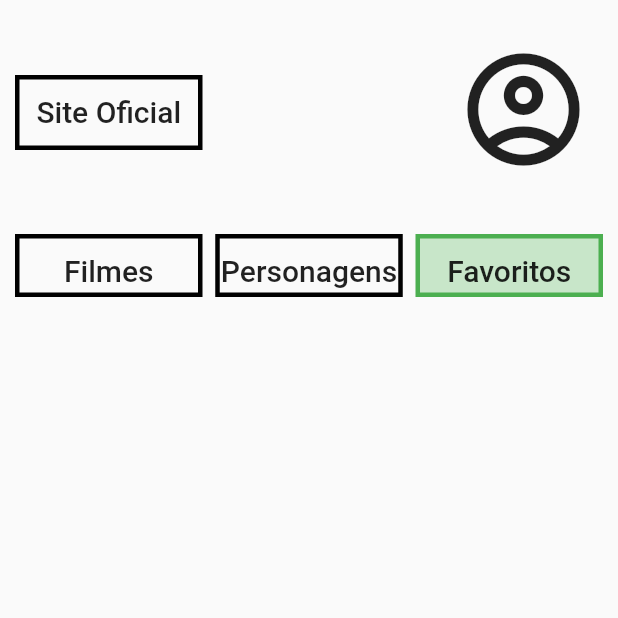
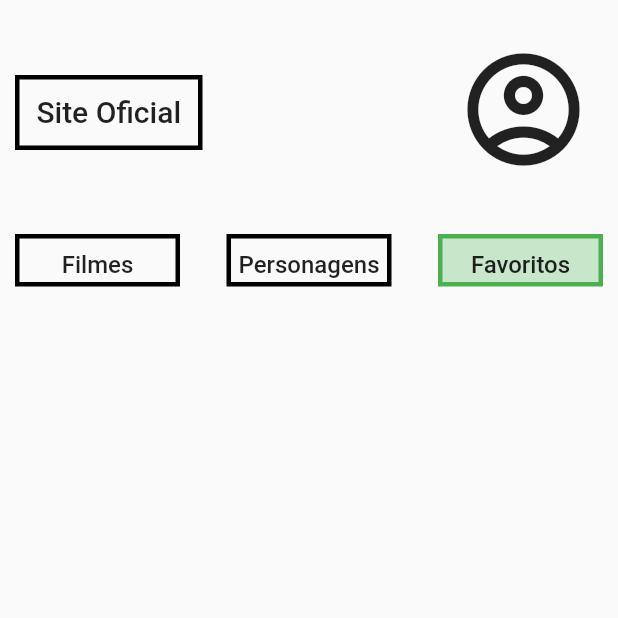
Before and after one commit to MayLynCom/Star-Wars, a Flutter app: the screen it shows after launch, after a tap on "Favoritos", on a phone screen of 412 x 824 dp, the top half of it. Run offline on Flutter 3.47's test engine with Material 2 defaults, Android fonts, the phone set to English and light mode, and no system bars; missing offline and left inert: flutter_inappwebview.

Commit message:
ninth commit

```diff
--- a/lib/main.dart
+++ b/lib/main.dart
@@ -18,6 +18,6 @@ class MyApp extends StatelessWidget {
         theme: ThemeData(
           primarySwatch: Colors.blue,
         ),
-        home: HomeFilmes());
+        home: const HomeFilmes());
   }
 }
--- a/lib/screens/home/components/header.dart
+++ b/lib/screens/home/components/header.dart
@@ -1,7 +1,6 @@
 import 'package:flutter/material.dart';
 import 'package:star_wars/screens/home/components/avatar.dart';
-import 'package:star_wars/screens/lists/favoritos.dart';
-import '../../WebViewAapp.dart';
+import '../../web_view_app.dart';
 
 class Header extends StatefulWidget {
   const Header({
@@ -25,11 +24,11 @@ class _HeaderState extends State<Header> {
         GestureDetector(
           onTap: (){
             setState(() {
-              Navigator.push(context, MaterialPageRoute(builder: (context) => WebViewAapp()));
+              Navigator.push(context, MaterialPageRoute(builder: (context) => const WebViewAapp()));
             });
           },
           child: Container(
-            margin: EdgeInsets.only(top: 30),
+            margin: const EdgeInsets.only(top: 30),
             width: 125,
             height: 50,
             decoration: BoxDecoration(
@@ -37,7 +36,7 @@ class _HeaderState extends State<Header> {
                     color:  Colors.black,
                     width: 3),
                 color: Colors.transparent),
-            child: Text(
+            child: const Text(
               'Site Oficial',
               textAlign: TextAlign.center,
               style: TextStyle(
@@ -50,9 +49,9 @@ class _HeaderState extends State<Header> {
         ),
         IconButton(
           onPressed: () {
-            Navigator.push(context, MaterialPageRoute(builder: (context) => Avatar()));
+            Navigator.push(context, MaterialPageRoute(builder: (context) => const Avatar()));
           },
-          icon: Icon(Icons.account_circle_outlined),
+          icon: const Icon(Icons.account_circle_outlined),
           iconSize: 90,
         ),
       ],
--- a/lib/screens/home/home_filmes.dart
+++ b/lib/screens/home/home_filmes.dart
@@ -5,7 +5,7 @@ import '../../models/lists.dart';
 import 'components/header.dart';
 
 class HomeFilmes extends StatefulWidget {
-  HomeFilmes({Key? key}) : super(key: key);
+  const HomeFilmes({Key? key}) : super(key: key);
 
   @override
   State<HomeFilmes> createState() => _HomeFilmesState();
@@ -19,21 +19,21 @@ class _HomeFilmesState extends State<HomeFilmes> {
         padding: const EdgeInsets.symmetric(horizontal: 10, vertical: 20),
         child: Column(
           children: [
-            Header(),
+            const Header(),
             Row(
               mainAxisAlignment: MainAxisAlignment.spaceBetween,
               children: [
                 Container(
-                  margin: EdgeInsets.only(top: 30),
-                  width: 125,
+                  margin: const EdgeInsets.only(top: 30),
+                  width: 110,
                   decoration: BoxDecoration(
                       border: Border.all(color: Colors.green, width: 3),
                       color: Colors.green[100]),
-                  child: Text(
+                  child: const Text(
                     'Filmes',
                     textAlign: TextAlign.center,
                     style: TextStyle(
-                      fontSize: 20,
+                      fontSize: 16,
                       fontWeight: FontWeight.w500,
                       height: 1.8,
                     ),
@@ -42,19 +42,19 @@ class _HomeFilmesState extends State<HomeFilmes> {
                 GestureDetector(
                   onTap: () {
                     Navigator.push(context,
-                        MaterialPageRoute(builder: (context) => Personagens()));
+                        MaterialPageRoute(builder: (context) => const Personagens()));
                   },
                   child: Container(
-                    margin: EdgeInsets.only(top: 30),
-                    width: 125,
+                    margin: const EdgeInsets.only(top: 30),
+                    width: 110,
                     decoration: BoxDecoration(
                       border: Border.all(color: Colors.black, width: 3),
                     ),
-                    child: Text(
+                    child: const Text(
                       'Personagens',
                       textAlign: TextAlign.center,
                       style: TextStyle(
-                        fontSize: 20,
+                        fontSize: 16,
                         fontWeight: FontWeight.w500,
                         height: 1.8,
                       ),
@@ -64,19 +64,19 @@ class _HomeFilmesState extends State<HomeFilmes> {
                 GestureDetector(
                   onTap: () {
                     Navigator.push(context,
-                        MaterialPageRoute(builder: (context) => Favoritos()));
+                        MaterialPageRoute(builder: (context) => const Favoritos()));
                   },
                   child: Container(
-                    margin: EdgeInsets.only(top: 30),
-                    width: 125,
+                    margin: const EdgeInsets.only(top: 30),
+                    width: 110,
                     decoration: BoxDecoration(
                       border: Border.all(color: Colors.black, width: 3),
                     ),
-                    child: Text(
+                    child: const Text(
                       'Favoritos',
                       textAlign: TextAlign.center,
                       style: TextStyle(
-                        fontSize: 20,
+                        fontSize: 16,
                         fontWeight: FontWeight.w500,
                         height: 1.8,
                       ),
@@ -86,13 +86,13 @@ class _HomeFilmesState extends State<HomeFilmes> {
               ],
             ),
             Container(
-              padding: EdgeInsets.only(top: 20),
+              padding: const EdgeInsets.only(top: 20),
               height: 500,
               child: FutureBuilder<List>(
-                future: FilmesAPI(),
+                future: filmesAPI(),
                 builder: (context, snapshot) {
                   if (snapshot.hasError) {
-                    return Center(
+                    return const Center(
                       child: Text('Erro ao carregar Filmes'),
                     );
                   }
@@ -103,7 +103,7 @@ class _HomeFilmesState extends State<HomeFilmes> {
                           buildFilmes(index, snapshot),
                     );
                   }
-                  return Center(
+                  return const Center(
                     child: CircularProgressIndicator(),
                   );
                 },
@@ -116,8 +116,9 @@ class _HomeFilmesState extends State<HomeFilmes> {
   }
 
   Widget buildFilmes(int index, snapshot) {
+    String filmes = snapshot.data![index]['title'];
     return Container(
-      margin: EdgeInsets.only(top: 30),
+      margin: const EdgeInsets.only(bottom: 30),
       width: 350,
       height: 110,
       decoration: BoxDecoration(
@@ -129,8 +130,8 @@ class _HomeFilmesState extends State<HomeFilmes> {
           Padding(
             padding: const EdgeInsets.only(left: 50),
             child: Text(
-              snapshot.data![index]['title'],
-              style: TextStyle(
+              filmes,
+              style: const TextStyle(
                 fontSize: 20,
                 fontWeight: FontWeight.w500,
                 height: 1.5,
@@ -140,20 +141,18 @@ class _HomeFilmesState extends State<HomeFilmes> {
           IconButton(
             onPressed: () {
               setState(() {
-                if (favlist.contains(snapshot.data![index]['title'])) {
-                  favlist.remove(snapshot.data![index]['title']);
-                  print(favlist);
+                if (favlists.any((element) => element.title == filmes)) {
+                  favlists.removeWhere((element) => element.title == filmes);
                 } else {
-                  favlist.add(snapshot.data![index]['title']);
-                  print(favlist);
+                  favlists.add(FavList(title: filmes, color: Colors.red));
                 }
               });
             },
-            icon: favlist.contains(snapshot.data![index]['title'])
-                ? Icon(Icons.favorite)
-                : Icon(Icons.favorite_border),
-            iconSize: 50,
-          )
+            icon: favlists.any((element) => element.title == filmes)
+                ? const Icon(Icons.favorite)
+                : const Icon(Icons.favorite_border),
+            iconSize: 40,
+          ),
         ],
       ),
     );
--- a/lib/screens/lists/favoritos.dart
+++ b/lib/screens/lists/favoritos.dart
@@ -21,26 +21,26 @@ class _FavoritosState extends State<Favoritos> {
         padding: const EdgeInsets.symmetric(horizontal: 10, vertical: 20),
         child: Column(
           children: [
-            Header(),
+            const Header(),
             Row(
               mainAxisAlignment: MainAxisAlignment.spaceBetween,
               children: [
                 GestureDetector(
                   onTap: () {
                     Navigator.push(context,
-                        MaterialPageRoute(builder: (context) => HomeFilmes()));
+                        MaterialPageRoute(builder: (context) => const HomeFilmes()));
                   },
                   child: Container(
-                    margin: EdgeInsets.only(top: 30),
-                    width: 125,
+                    margin: const EdgeInsets.only(top: 30),
+                    width: 110,
                     decoration: BoxDecoration(
                       border: Border.all(color: Colors.black, width: 3),
                     ),
-                    child: Text(
+                    child: const Text(
                       'Filmes',
                       textAlign: TextAlign.center,
                       style: TextStyle(
-                        fontSize: 20,
+                        fontSize: 16,
                         fontWeight: FontWeight.w500,
                         height: 1.8,
                       ),
@@ -50,19 +50,19 @@ class _FavoritosState extends State<Favoritos> {
                 GestureDetector(
                   onTap: () {
                     Navigator.push(context,
-                        MaterialPageRoute(builder: (context) => Personagens()));
+                        MaterialPageRoute(builder: (context) => const Personagens()));
                   },
                   child: Container(
-                    margin: EdgeInsets.only(top: 30),
-                    width: 125,
+                    margin: const EdgeInsets.only(top: 30),
+                    width: 110,
                     decoration: BoxDecoration(
                       border: Border.all(color: Colors.black, width: 3),
                     ),
-                    child: Text(
+                    child: const Text(
                       'Personagens',
                       textAlign: TextAlign.center,
                       style: TextStyle(
-                        fontSize: 20,
+                        fontSize: 16,
                         fontWeight: FontWeight.w500,
                         height: 1.8,
                       ),
@@ -70,17 +70,17 @@ class _FavoritosState extends State<Favoritos> {
                   ),
                 ),
                 Container(
-                  margin: EdgeInsets.only(top: 30),
-                  width: 125,
+                  margin: const EdgeInsets.only(top: 30),
+                  width: 110,
                   decoration: BoxDecoration(
                     border: Border.all(color: Colors.green, width: 3),
                     color: Colors.green[100],
                   ),
-                  child: Text(
+                  child: const Text(
                     'Favoritos',
                     textAlign: TextAlign.center,
                     style: TextStyle(
-                      fontSize: 20,
+                      fontSize: 16,
                       fontWeight: FontWeight.w500,
                       height: 1.8,
                     ),
@@ -89,11 +89,11 @@ class _FavoritosState extends State<Favoritos> {
               ],
             ),
             Container(
-              padding: EdgeInsets.only(top: 20),
+              padding: const EdgeInsets.only(top: 20),
               height: 500,
               child: ListView.builder(
-                itemCount: favlist.length,
-                itemBuilder: (context, index) => buildFav(index),
+                itemCount: favlists.length,
+                itemBuilder: (context, index) => buildFavList(index),
               ),
             ),
           ],
@@ -101,31 +101,21 @@ class _FavoritosState extends State<Favoritos> {
       ),
     );
   }
-  Color teste(){
-    for(String nome in favlist){
-      if(nome == 'A New Hope'){
-        return Colors.red;
-      }
-    }
-    return Colors.lightGreenAccent;
-  }
-
-  Widget buildFav(int index) {
-
+  Widget buildFavList(int index) {
     return Container(
-      margin: EdgeInsets.only(top: 30),
+      margin: const EdgeInsets.only(top: 30),
       width: 350,
       height: 110,
       decoration: BoxDecoration(
         border: Border.all(
-          color: teste(),
+          color: favlists[index].color,
           width: 3,
         ),
       ),
       child: Center(
         child: Text(
-          favlist[index],
-          style: TextStyle(
+          favlists[index].title,
+          style: const TextStyle(
             fontSize: 20,
             fontWeight: FontWeight.w500,
             height: 1.5,
```
Also changed, not shown: lib/screens/lists/personagens.dart (+34 -34 lines), lib/screens/web_view_app.dart (renamed from lib/screens/WebViewAapp.dart, +4 -4 lines), pubspec.lock, 1 other file.
